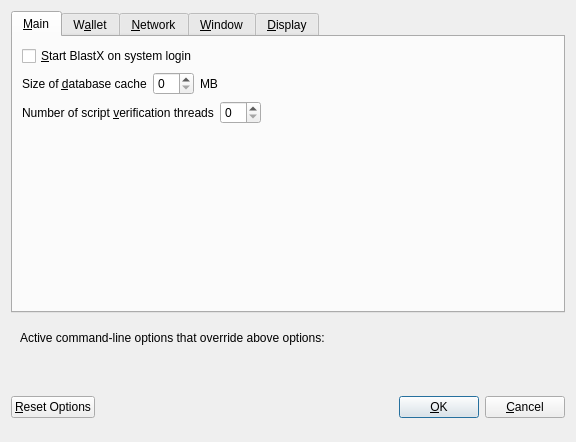
This is src/qt/forms/optionsdialog.ui in BlastX-Core/BlastX as Qt 5 draws it before an edit. The edited form follows.
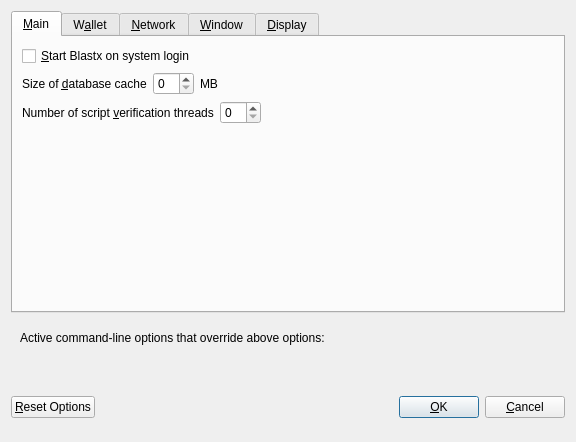
This is the edited form. Custom widgets are drawn as their Qt base class.

The edit to the form file:
```diff
--- a/src/qt/forms/optionsdialog.ui
+++ b/src/qt/forms/optionsdialog.ui
@@ -33,7 +33,7 @@
           <string>Automatically start BlastX after logging in to the system.</string>
          </property>
          <property name="text">
-          <string>&amp;Start BlastX on system login</string>
+          <string>&amp;Start Blastx on system login</string>
          </property>
         </widget>
        </item>
```
Left out of the diff: 8 changed lines with no effect on the pictures.
